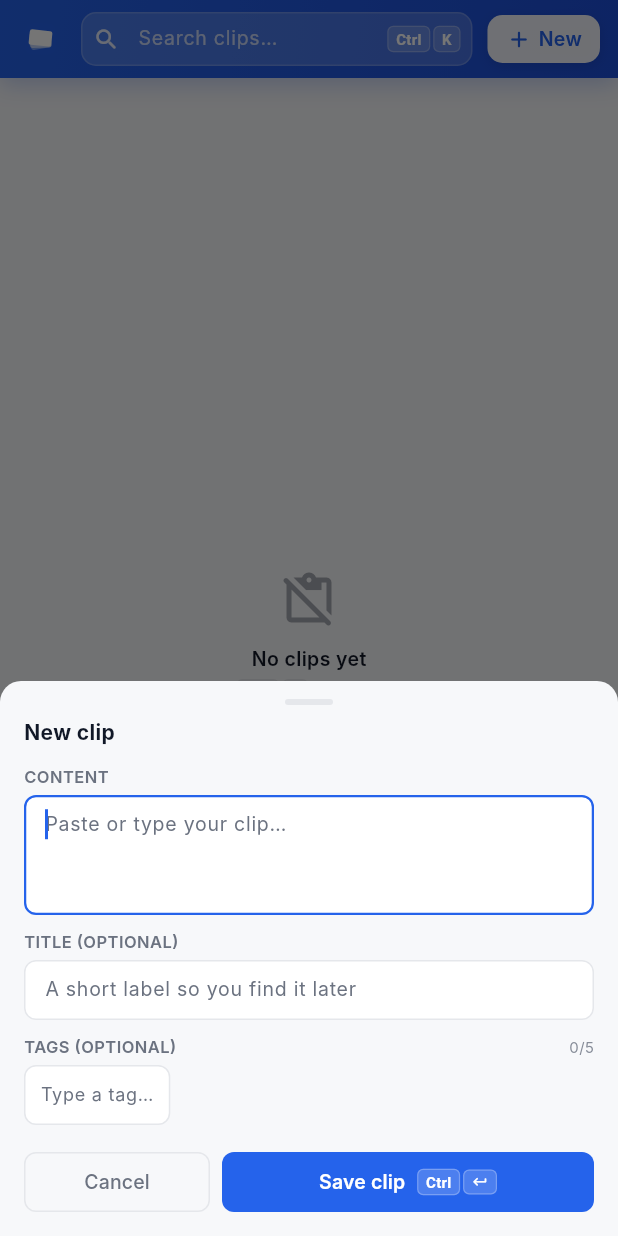
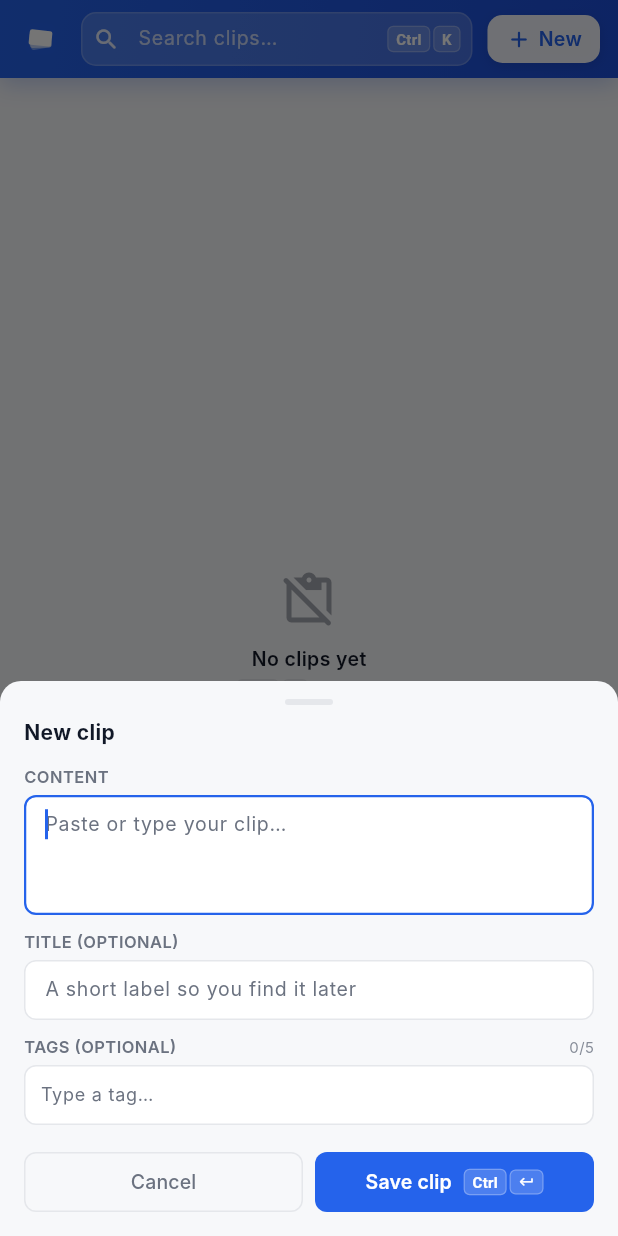
Before and after one commit to pranit-sh/copy-clip, a Flutter app: the screen it shows after launch, after a tap on "New", on a phone screen of 412 x 824 dp. Run offline on Flutter 3.47's test engine with Material 3 defaults, Android fonts, the phone set to English and light mode, and no system bars; our stand-ins replace flutter_svg, shared_preferences; missing offline and left inert: dart:js_interop; Roboto replaces fonts that are missing (Inter).

Commit message:
feat: simplify layout in ClipEditorSheet and TagChipField components

```diff
--- a/lib/components/clip_bottom_sheet.dart
+++ b/lib/components/clip_bottom_sheet.dart
@@ -226,7 +226,6 @@ class _ClipEditorSheetState extends State<ClipEditorSheet> {
                   ),
                   const SizedBox(width: 8),
                   Expanded(
-                    flex: 2,
                     child: FilledButton(
                       onPressed: _save,
                       style: FilledButton.styleFrom(
--- a/lib/components/home_screen.dart
+++ b/lib/components/home_screen.dart
@@ -486,15 +486,6 @@ class _HomeScreenState extends State<HomeScreen> {
             ),
           ),
           Text(' · ', style: dotStyle),
-          InkWell(
-            onTap: () => launchUrl(
-              Uri.parse('https://github.com/pranit-sh/copy-clip'),
-            ),
-            child: Padding(
-              padding: const EdgeInsets.symmetric(horizontal: 4, vertical: 4),
-              child: Text('GitHub', style: linkStyle),
-            ),
-          ),
           const Spacer(),
           InkWell(
             onTap: () => launchUrl(
--- a/lib/components/tag_chip_field.dart
+++ b/lib/components/tag_chip_field.dart
@@ -122,11 +122,9 @@ class _TagChipFieldState extends State<TagChipField> {
                 ),
               // Hidden-when-full input.
               if (!capReached)
-                IntrinsicWidth(
-                  child: ConstrainedBox(
-                    constraints:
-                        const BoxConstraints(minWidth: 80, maxWidth: 200),
-                    child: KeyboardListener(
+                ConstrainedBox(
+                  constraints: const BoxConstraints(minWidth: double.infinity),
+                  child: KeyboardListener(
                       focusNode: FocusNode(skipTraversal: true),
                       onKeyEvent: (event) {
                         if (event is! KeyDownEvent) return;
@@ -198,7 +196,6 @@ class _TagChipFieldState extends State<TagChipField> {
                       ),
                     ),
                   ),
-                ),
             ],
           ),
         ),
```
